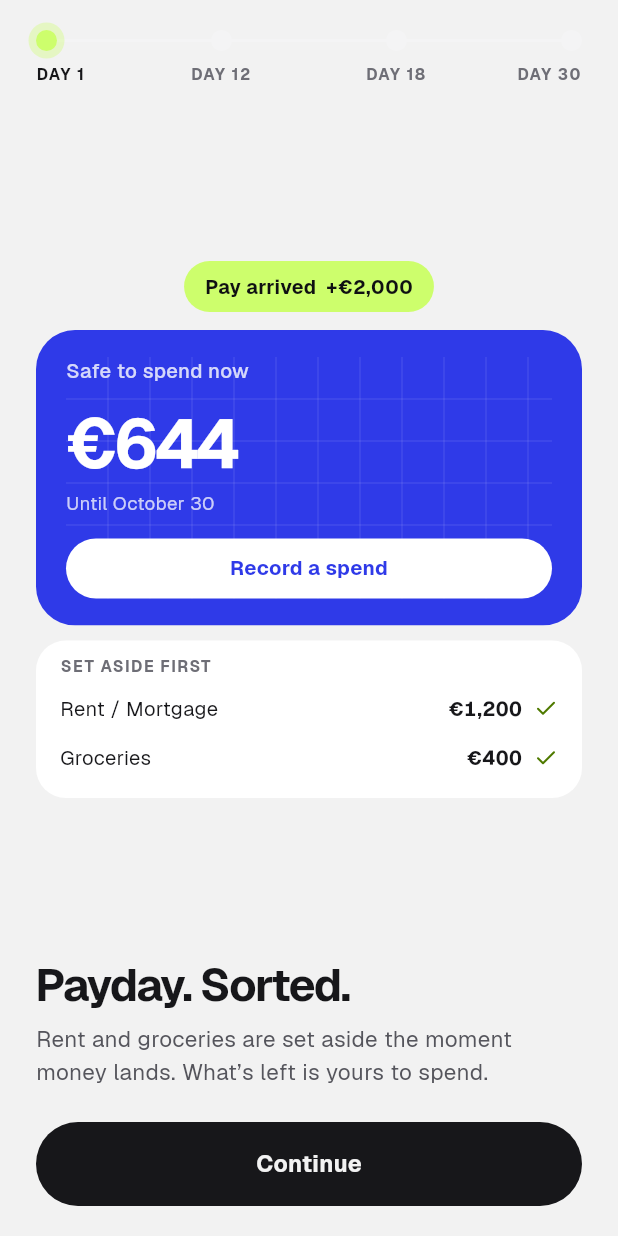
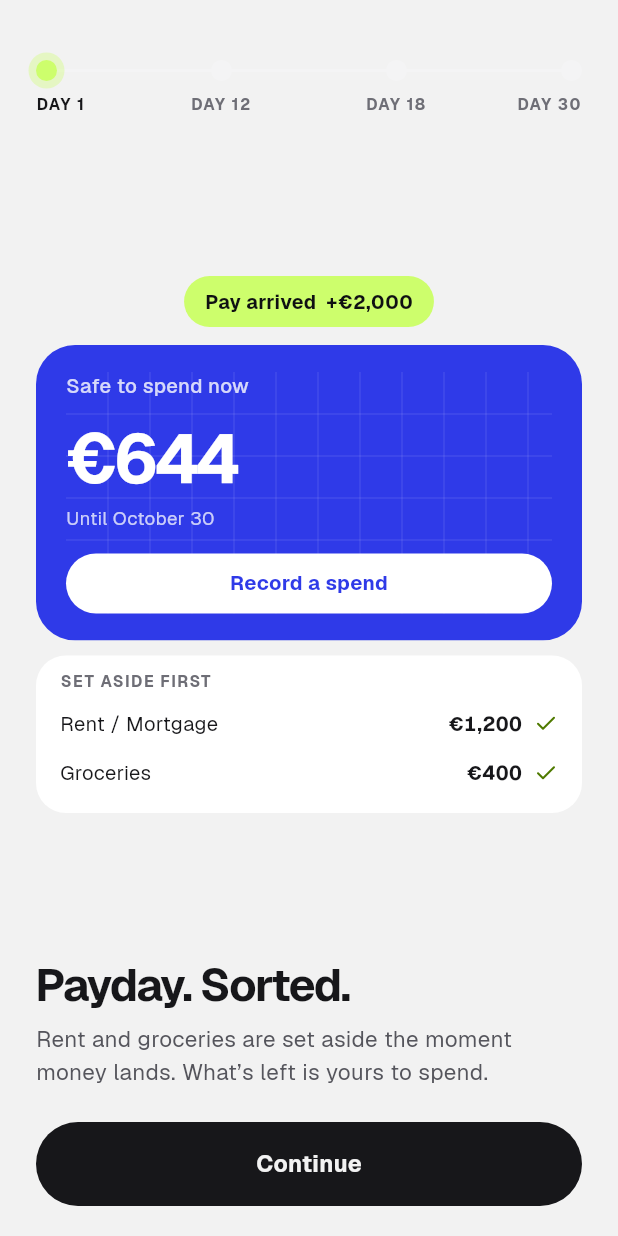
Before and after one commit to sajjadbabamaleki-lgtm/upino, a Flutter app: the WelcomeScreen screen opened directly with empty values, on a phone screen of 412 x 824 dp. Run offline on Flutter 3.47's test engine with Material 3 defaults, Android fonts, the phone set to English and light mode, and no system bars; our stand-ins replace file_picker, flutter_local_notifications, flutter_svg, image_picker, share_plus, speech_to_text and 1 more; missing offline and left inert: cryptography, home_widget; project files that could hold a hidden picture were left out.

Commit message:
Give the onboarding timeline room under the status bar
The Day 1 to Day 30 track sat 20px below the status bar and read as
pinned to the top edge. It now starts 40px down; the moment's visual
below is centred in the space left, so nothing else crowds.

Co-Authored-By: Claude Opus 5.5 <noreply@anthropic.com>
Claude-Session: https://claude.ai/code/session_01KY7fbDYpQH99TSuCRwNfub

```diff
--- a/app/lib/screens/first_run/welcome_screen.dart
+++ b/app/lib/screens/first_run/welcome_screen.dart
@@ -62,7 +62,7 @@ class _WelcomeScreenState extends State<WelcomeScreen> {
         child: Column(
           children: [
             Padding(
-              padding: const EdgeInsets.fromLTRB(24, 20, 24, 0),
+              padding: const EdgeInsets.fromLTRB(24, 40, 24, 0),
               child: AnimatedBuilder(
                 animation: _pages,
                 builder: (context, _) => _Timeline(
```
